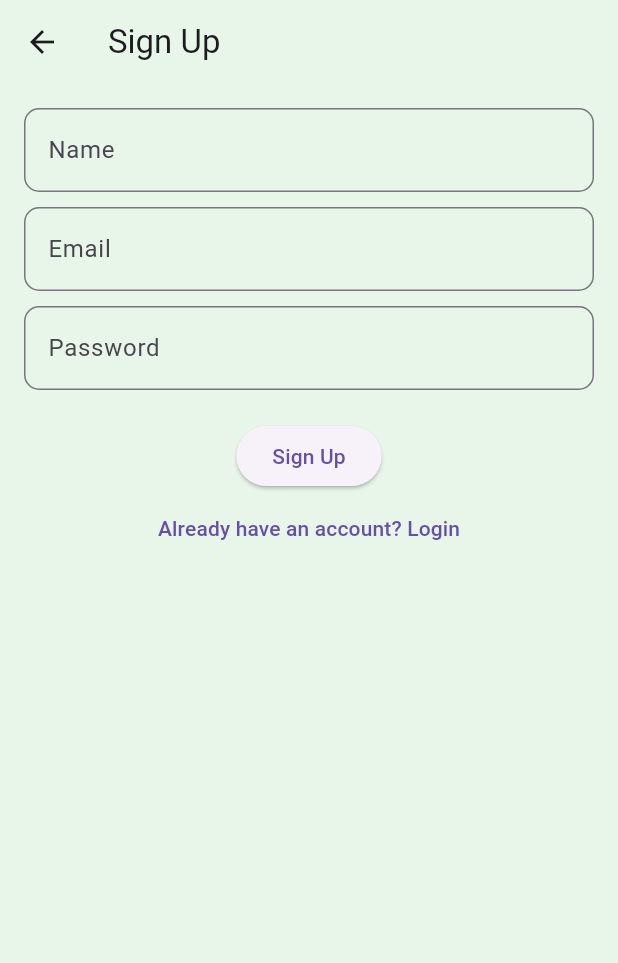
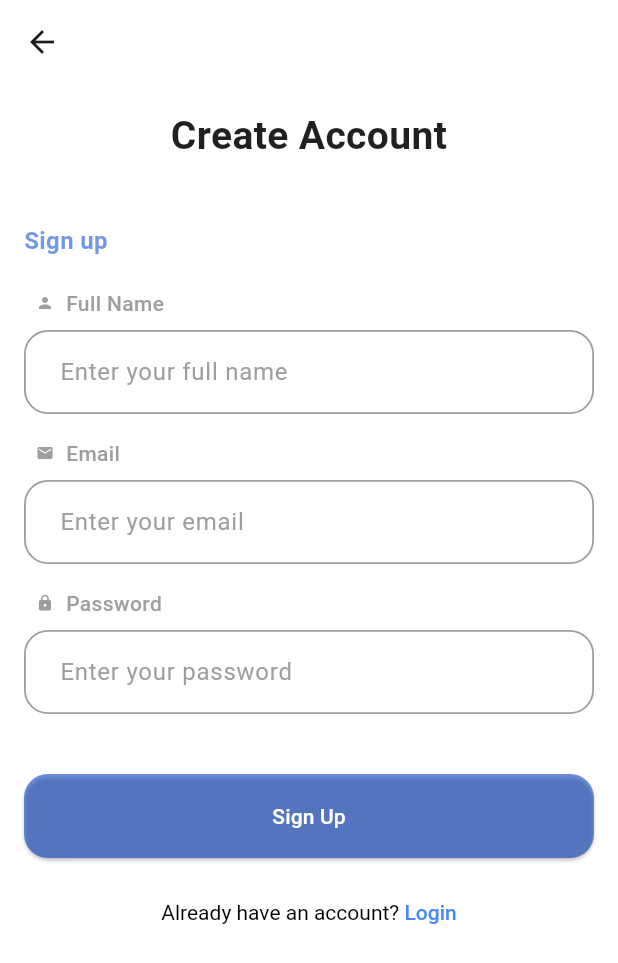
Before and after one commit to saifulislamsaif/grocery_list, a Flutter app: the LoginPage screen opened directly, after a tap on "Don't have an account? Sign Up", on a phone screen of 412 x 824 dp. Shown: the top 963 px of the screen. Run offline on Flutter 3.47's test engine with Material 3 defaults, Android fonts, the phone set to English and light mode, and no system bars; our stand-ins replace cloud_firestore, firebase_auth, firebase_core, get, google_fonts; accounts and stored records are empty; network calls fail.

Commit message:
huge changed on design at signup page

```diff
--- a/lib/app/modules/signup/views/LoginPage.dart
+++ b/lib/app/modules/signup/views/LoginPage.dart
@@ -3,83 +3,170 @@ import 'package:get/get.dart';
 import '../controllers/AuthController.dart';
 import 'SignUp.dart';
 
+import 'package:flutter/material.dart';
+import 'package:get/get.dart';
+
 class LoginPage extends StatelessWidget {
-  const LoginPage({super.key});
+  LoginPage({super.key});
+
+  final emailController = TextEditingController();
+  final passwordController = TextEditingController();
+  final RxBool showPassword = false.obs;
+  final AuthController authController = Get.put(AuthController());
+
+  void handleLogin() {
+    authController.login(
+      emailController.text.trim(),
+      passwordController.text.trim(),
+    );
+  }
 
   @override
   Widget build(BuildContext context) {
-    final AuthController authController = Get.find();
-    final TextEditingController emailController = TextEditingController();
-    final TextEditingController passwordController = TextEditingController();
-    final RxBool showPassword = false.obs;
-
-    void handleLogin() {
-      final email = emailController.text.trim();
-      final pass = passwordController.text.trim();
-      if (email.isEmpty || pass.isEmpty) {
-        authController.errorMessage.value = "Email এবং Password দিন";
-        return;
-      }
-      authController.login(email, pass);
+    return Scaffold(
+      backgroundColor: Colors.transparent,
+      extendBodyBehindAppBar: true,
+      appBar: _buildAppBar(),
+      body: _buildBackground(
+        child: SafeArea(
+          child: Padding(
+            padding: const EdgeInsets.all(16),
+            child: _buildForm(),
+          ),
+        ),
+      ),
+    );
   }
 
-    return Scaffold(
-      appBar: AppBar(title: const Text("Login")),
-      body: Padding(
-        padding: const EdgeInsets.all(16),
-        child: Column(
+  AppBar _buildAppBar() {
+    return AppBar(
+      title: const Text("Login"),
+      backgroundColor: Colors.transparent,
+      elevation: 0,
+    );
+  }
+
+  Widget _buildBackground({required Widget child}) {
+    return Container(
+      decoration: const BoxDecoration(
+        image: DecorationImage(
+          image: AssetImage("assets/images/login_bg.png"),
+          fit: BoxFit.cover,
+        ),
+      ),
+      child: child,
+    );
+  }
+
+  Widget _buildForm() {
+    return Column(
       crossAxisAlignment: CrossAxisAlignment.stretch,
       children: [
-            TextField(
+        _buildEmailField(),
+        const SizedBox(height: 16),
+        _buildPasswordField(),
+        const SizedBox(height: 20),
+        _buildErrorText(),
+        const SizedBox(height: 10),
+        _buildLoginButton(),
+        const SizedBox(height: 12),
+        _buildSignUpLink(),
+      ],
+    );
+  }
+
+  Widget _buildEmailField() {
+    return TextField(
       controller: emailController,
       keyboardType: TextInputType.emailAddress,
-              decoration: const InputDecoration(
+      decoration: InputDecoration(
         labelText: "Email",
-                prefixIcon: Icon(Icons.email),
-                border: OutlineInputBorder(),
+        prefixIcon: const Icon(Icons.email
+        ,size: 16,),
+
+        filled: true,
+        fillColor: Colors.white,
+        border: OutlineInputBorder(
+          borderRadius: BorderRadius.circular(12),
+          borderSide: BorderSide.none,
+        ),
+        enabledBorder: OutlineInputBorder(
+          borderRadius: BorderRadius.circular(12),
+          borderSide: BorderSide.none,
+        ),
+        focusedBorder: OutlineInputBorder(
+          borderRadius: BorderRadius.circular(12),
+          borderSide: BorderSide.none,
+        ),
+        contentPadding: const EdgeInsets.symmetric(
+          horizontal: 20,
+          vertical: 16,
         ),
       ),
+    );
+  }
 
-            const SizedBox(height: 16),
 
-            Obx(
+  Widget _buildPasswordField() {
+    return Obx(
           () => TextField(
         controller: passwordController,
         obscureText: !showPassword.value,
         decoration: InputDecoration(
           labelText: "Password",
-                  prefixIcon: const Icon(Icons.lock),
-                  border: const OutlineInputBorder(),
+          prefixIcon: const Icon(Icons.lock,size: 16,),
+          suffixIconConstraints: const BoxConstraints(
+            minWidth: 10,
+            minHeight: 10,
+          ),
           suffixIcon: IconButton(
             icon: Icon(
-                      showPassword.value
-                          ? Icons.visibility
-                          : Icons.visibility_off,
+              size: 16,
+              showPassword.value ? Icons.visibility : Icons.visibility_off,
             ),
             onPressed: () => showPassword.value = !showPassword.value,
           ),
+          filled: true,
+          fillColor: Colors.white,
+          border: OutlineInputBorder(
+            borderRadius: BorderRadius.circular(12),
+            borderSide: BorderSide.none,
+          ),
+          enabledBorder: OutlineInputBorder(
+            borderRadius: BorderRadius.circular(12),
+            borderSide: BorderSide.none,
+          ),
+          focusedBorder: OutlineInputBorder(
+            borderRadius: BorderRadius.circular(12),
+            borderSide: BorderSide.none,
+          ),
+          contentPadding: const EdgeInsets.symmetric(
+            horizontal: 20,
+            vertical: 16,
           ),
         ),
       ),
+    );
+  }
 
-            const SizedBox(height: 20),
 
-            // Error text
-            Obx(
+  Widget _buildErrorText() {
+    return Obx(
           () => authController.errorMessage.isNotEmpty
           ? Text(
         authController.errorMessage.value,
         style: const TextStyle(color: Colors.red),
       )
-                  : const SizedBox(),
-            ),
+          : const SizedBox.shrink(),
+    );
+  }
 
-            const SizedBox(height: 10),
-
-            Obx(
+  Widget _buildLoginButton() {
+    return Obx(
           () => ElevatedButton(
         onPressed: authController.isLoading.value ? null : handleLogin,
         style: ElevatedButton.styleFrom(
+            backgroundColor: Color(0xc7b8ff00),
           minimumSize: const Size.fromHeight(48),
         ),
         child: authController.isLoading.value
@@ -93,17 +180,13 @@ class LoginPage extends StatelessWidget {
         )
             : const Text("Login"),
       ),
-            ),
+    );
+  }
 
-            const SizedBox(height: 12),
-
-            TextButton(
+  Widget _buildSignUpLink() {
+    return TextButton(
       onPressed: () => Get.to(() => SignUpPage()),
       child: const Text("Don't have an account? Sign Up"),
-            ),
-          ],
-        ),
-      ),
     );
   }
 }
--- a/lib/app/modules/signup/views/SignUp.dart
+++ b/lib/app/modules/signup/views/SignUp.dart
@@ -2,6 +2,7 @@ import 'package:flutter/material.dart';
 import 'package:get/get.dart';
 import 'package:grocerry_list/app/modules/home/views/home_page.dart';
 import '../controllers/AuthController.dart';
+
 
 class SignUpPage extends StatelessWidget {
   SignUpPage({super.key});
@@ -11,68 +12,186 @@ class SignUpPage extends StatelessWidget {
   final TextEditingController emailController = TextEditingController();
   final TextEditingController passwordController = TextEditingController();
 
+  void handleSignUp() async {
+    await authController.signUp(
+      nameController.text.trim(),
+      emailController.text.trim(),
+      passwordController.text.trim(),
+    );
+    Get.offAll(() => HomePage());
+  }
+
   @override
   Widget build(BuildContext context) {
+    final screenHeight = MediaQuery.of(context).size.height;
+
     return Scaffold(
-      backgroundColor: Colors.green[50],
+      backgroundColor: Colors.white,
+      extendBodyBehindAppBar: true,
       appBar: AppBar(
-        title: const Text("Sign Up"),
-        backgroundColor: Colors.green[50],
+        backgroundColor: Colors.white,
       ),
-      body: Padding(
+      body: SafeArea(
+        child: SingleChildScrollView(
           padding: const EdgeInsets.all(16),
+          child: ConstrainedBox(
+            constraints: BoxConstraints(
+              minHeight: screenHeight -
+                  kToolbarHeight -
+                  MediaQuery.of(context).padding.top,
+            ),
+            child: IntrinsicHeight(
+
               child: Column(
+                crossAxisAlignment: CrossAxisAlignment.stretch,
                 children: [
-            TextField(
-              controller: nameController,
-              decoration: const InputDecoration(
-                labelText: "Name",
-                border: OutlineInputBorder(
-                  borderRadius: BorderRadius.all(Radius.circular(10)),
-                )
+                  const Center(
+                    child: Text(
+                      "Create Account",
+                      textAlign: TextAlign.center,
+                      style: TextStyle(
+                        fontSize: 26,
+                        fontWeight: FontWeight.bold,
+                        color: Color(0xf0131212), // change color to match your design
                       ),
                     ),
-            const SizedBox(height: 10),
-            TextField(
+                  ),
+                  const SizedBox(height: 40),
+                  Text("Sign up",style:  TextStyle(fontSize: 16,fontWeight: FontWeight.bold,color: Color(
+                      0x980d50da))),
+                  const SizedBox(height: 20),
+
+                  _buildTextField(
+                    controller: nameController,
+                    prefixIcon: Icons.person,
+                    label: "Full Name",
+                    hint: "Enter your full name",
+                  ),
+                  const SizedBox(height: 16),
+                  _buildTextField(
                     controller: emailController,
-              decoration: const InputDecoration(labelText: "Email",
-                border: OutlineInputBorder(
-                  borderRadius: BorderRadius.all(Radius.circular(10)),
-                )
+                    prefixIcon: Icons.email,
+                    label: "Email",
+                    hint: "Enter your email",
+                  ),
+                  const SizedBox(height: 16),
+                  _buildTextField(
+                    controller: passwordController,
+                    prefixIcon: Icons.lock,
+                    label: "Password",
+                    hint: "Enter your password",
+                    obscureText: true,
+                  ),
+                  const SizedBox(height: 40),
+                  ElevatedButton(
+                    onPressed: handleSignUp,
+
+                    style: ElevatedButton.styleFrom(
+                      minimumSize: const Size.fromHeight(56),
+                      backgroundColor: const Color(0x980d47bf),
+                      shape: RoundedRectangleBorder(
+                        borderRadius: BorderRadius.circular(16),
                       ),
                     ),
-            const SizedBox(height: 10),
-            TextField(
-              controller: passwordController,
-              obscureText: true,
-              decoration: const InputDecoration(labelText: "Password",
-                border: OutlineInputBorder(
-                  borderRadius: BorderRadius.all(Radius.circular(10)),
-                )
+                    child: const Text("Sign Up",style: TextStyle(color: Colors.white),),
                   ),
-            ),
-            const SizedBox(height: 20),
-            ElevatedButton(
-              onPressed: () async {
-                await authController.signUp(
-                  nameController.text,
-                  emailController.text,
-                  passwordController.text,
-                );
-                Get.offAll(
-                  () => HomePage(),
-                ); // Sign up done → redirect to login
-              },
-              child: const Text("Sign Up"),
-            ),
-
+                  const SizedBox(height: 12),
                   TextButton(
                     onPressed: () => Get.back(),
-              child: const Text("Already have an account? Login"),
+                    child: RichText(
+                      text: TextSpan(
+                        style: TextStyle(
+                          color: Colors.black,       // default color for the whole sentence
+                          fontSize: 14,
+                        ),
+                        children: [
+                          TextSpan(text: "Already have an account? "),
+                          TextSpan(
+                            text: "Login",
+                            style: TextStyle(
+                              color: Colors.blueAccent,    // grey only for the word "Login"
+                              fontWeight: FontWeight.w500,
+                            ),
                           ),
                         ],
                       ),
                     ),
+                  ),
+
+                ],
+              ),
+            ),
+          ),
+        ),
+      ),
     );
   }
+
+  Widget _buildTextField({
+    required TextEditingController controller,
+    required IconData prefixIcon,
+    required String label,
+    String? hint,
+    bool obscureText = false,
+  }) {
+    return Column(
+      crossAxisAlignment: CrossAxisAlignment.start,
+      children: [
+        Row(
+          children: [
+            const SizedBox(width: 8),
+            Icon(prefixIcon, size: 12, color: Colors.grey,),
+            const SizedBox(width: 8),
+            Text(
+              label,
+              style: const TextStyle(
+                fontSize: 14,
+                fontWeight: FontWeight.w500,
+                color: Colors.grey,
+              ),
+            ),
+          ],
+        ),
+        const SizedBox(height: 8),
+        TextField(
+          controller: controller,
+          obscureText: obscureText,
+          decoration: InputDecoration(
+            hintText: hint,
+            hintStyle: const TextStyle(color: Colors.grey),
+            filled: true,
+            fillColor: Colors.white,
+            enabledBorder: OutlineInputBorder(
+              borderRadius: BorderRadius.circular(16),
+              borderSide: const BorderSide(
+                color: Colors.grey,      // Grey stroke when not focused
+                width: 1.2,              // Adjust thickness if you like
+              ),
+            ),
+            focusedBorder: OutlineInputBorder(
+              borderRadius: BorderRadius.circular(16),
+              borderSide: const BorderSide(
+                color: Colors.grey,      // Grey stroke when focused
+                width: 1.5,
+              ),
+            ),
+            // Optional: border property as a fallback
+            border: OutlineInputBorder(
+              borderRadius: BorderRadius.circular(16),
+              borderSide: const BorderSide(
+                color: Colors.grey,
+              ),
+            ),
+            contentPadding: const EdgeInsets.symmetric(
+              horizontal: 20,
+              vertical: 16,
+            ),
+          ),
+        ),
+      ],
+    );
   }
+
+
+
+}
--- a/lib/main.dart
+++ b/lib/main.dart
@@ -37,7 +37,7 @@ class Root extends StatelessWidget {
       if (authController.user != null) {
         return  HomePage();
       } else {
-        return const LoginPage();
+        return  LoginPage();
       }
     });
   }
--- a/pubspec.yaml
+++ b/pubspec.yaml
@@ -49,12 +49,12 @@ flutter_native_splash:
   ios: true
   color: "#D64415"
   color_dark: "#121212"
-  image: assets/images/splash_grocery.png
+  image: assets/images/splash_1100.png
 
 
   android_12:
     color: "#D64151"
-    image: assets/images/ic_lunch.png
+    image: assets/images/splash_512.png
 
 # For information on the generic Dart part of this file, see the
 # following page: https://dart.dev/tools/pub/pubspec
@@ -73,6 +73,7 @@ flutter:
   #   - images/a_dot_ham.jpeg
   assets:
     - assets/images/bg.png
+    - assets/images/login_bg.png
 
   # An image asset can refer to one or more resolution-specific "variants", see
   # https://flutter.dev/to/resolution-aware-images
```
Also changed, not shown: assets/images/login_bg.png (added), assets/images/splash_1050.png (added), assets/images/splash_1100.png (added), assets/images/splash_512.png (added), 5 other files. Lines whose indentation alone changed are shown as unchanged.
